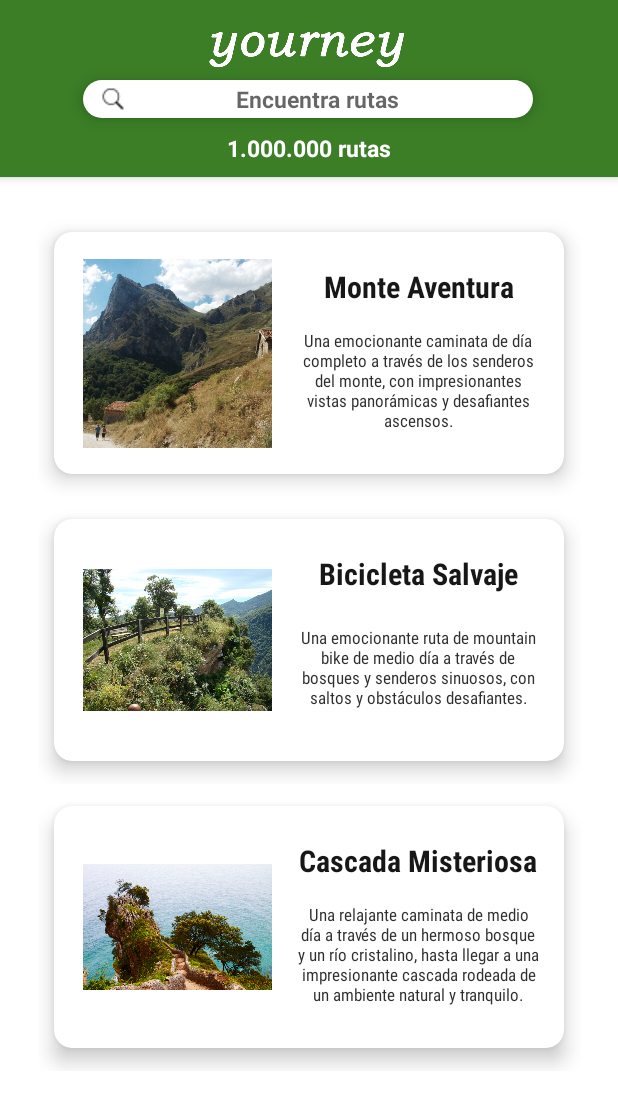
After one commit to anegda/Yourney, an Android app: the PublicRoutesActivity screen opened directly, with no data from a screen before it, on a phone screen of 412 x 824 dp. The commit adds this screen. Shown: the top 1107 px of the screen. Run offline under Robolectric (Android 15) with nearby library versions, the phone set to English and light mode, and no system bars.

Commit message:
actividad buscar rutas y sus layouts

```diff
--- /dev/null
+++ b/app/src/main/java/com/example/yourney/ElAdaptadorRecycler.java
@@ -0,0 +1,58 @@
+package com.example.yourney;
+
+import android.view.LayoutInflater;
+import android.view.View;
+import android.view.ViewGroup;
+
+import androidx.annotation.NonNull;
+import androidx.recyclerview.widget.RecyclerView;
+
+public class ElAdaptadorRecycler extends RecyclerView.Adapter<ElViewHolder> {
+    private String[] losnombres;
+    private String[] lasdescrpciones;
+    private int[] lasimagenes;
+    private boolean[] seleccionados;
+    private String User="";
+
+    /**
+     * El adaptador es el controlador del ViewHolder (RecyclerView)
+     **/
+
+    public ElAdaptadorRecycler (String[] nombres, int[] imagenes, String[] decripciones)
+    {
+        //constructora
+        losnombres=nombres;
+        lasimagenes=imagenes;
+        lasdescrpciones=decripciones;
+        seleccionados=new boolean[nombres.length];
+    }
+
+    @NonNull
+    /** implementacion (sobreescritura) de los metodos que son extendidos (interfaces) **/
+
+    @Override
+    /** Creacion del viewHolder **/
+    public ElViewHolder onCreateViewHolder(@NonNull ViewGroup parent, int viewType) {
+        /** Obtener el objeto ViewHolder*/
+        View elLayoutDeCadaItem= LayoutInflater.from(parent.getContext()).inflate(R.layout.item_layout_ruta,null);
+        ElViewHolder evh = new ElViewHolder(elLayoutDeCadaItem, User);
+
+        /** “Pasar” el atributo del adaptador al atributo del ViewHolder **/
+        evh.seleccion = seleccionados;
+        return evh;
+    }
+
+    @Override
+    /** metodo que coloca las imagenes en su posicion dentro del viewholder */
+    public void onBindViewHolder(@NonNull ElViewHolder holder, int position) {
+        holder.nombre.setText(losnombres[position]);
+        holder.descripcion.setText(lasdescrpciones[position]);
+        holder.laimagen.setImageResource(lasimagenes[position]);
+    }
+
+    @Override
+    /** getter del numero de items en el viewholder **/
+    public int getItemCount() {
+        return losnombres.length;
+    }
+}
--- /dev/null
+++ b/app/src/main/java/com/example/yourney/ElViewHolder.java
@@ -0,0 +1,41 @@
+package com.example.yourney;
+
+import android.view.View;
+import android.widget.ImageView;
+import android.widget.TextView;
+
+import androidx.annotation.NonNull;
+import androidx.recyclerview.widget.RecyclerView;
+
+public class ElViewHolder extends RecyclerView.ViewHolder {
+    public TextView nombre;
+    public TextView descripcion;
+
+    public ImageView laimagen;
+    String user;
+
+    /**
+     * Para gestionar la interacción del usuario.
+     * Hay que poder acceder a ese control de la selección desde
+     * la clase que extiende ViewHolder
+     **/
+    public boolean[] seleccion;
+
+    public ElViewHolder(@NonNull View itemView, String User) {
+        super(itemView);
+        nombre = itemView.findViewById(R.id.tvNombreRuta);
+        descripcion = itemView.findViewById(R.id.tvDescrRuta);
+        laimagen = itemView.findViewById(R.id.imagenRuta);
+        user = User;
+
+        /**listener del itemView para interraccionar con las imagenes al ser clickadas**/
+        itemView.setOnClickListener(new View.OnClickListener() {
+            @Override
+            public void onClick(View view) {
+
+            }
+        });
+
+    }
+
+}
--- a/app/src/main/java/com/example/yourney/LoginActivity.java
+++ b/app/src/main/java/com/example/yourney/LoginActivity.java
@@ -25,7 +25,7 @@ public class LoginActivity extends AppCompatActivity {
         editUser = findViewById(R.id.editUsuario);
 
     }
-    public void siguiente (View v){
+    public void login (View v){
 
         String pass = editPass.getText().toString();
         String user = editUser.getText().toString();
@@ -35,8 +35,8 @@ public class LoginActivity extends AppCompatActivity {
 
             // comprobar credenciales contra la bbdd
 
-            //Intent intent = new Intent(this, ALGO.class);
-            //startActivity(intent);
+            Intent intent = new Intent(this, PublicRoutesActivity.class);
+            startActivity(intent);
         }else{
             Toast.makeText(this, R.string.str9, Toast.LENGTH_LONG).show();
         }
--- /dev/null
+++ b/app/src/main/java/com/example/yourney/MainActivity.java
@@ -0,0 +1,44 @@
+package com.example.yourney;
+
+import androidx.appcompat.app.AppCompatActivity;
+import androidx.recyclerview.widget.LinearLayoutManager;
+import androidx.recyclerview.widget.RecyclerView;
+
+import android.os.Bundle;
+
+import java.util.ArrayList;
+
+public class MainActivity extends AppCompatActivity {
+
+    @Override
+    protected void onCreate(Bundle savedInstanceState) {
+        super.onCreate(savedInstanceState);
+        setContentView(R.layout.activity_main);
+
+        RecyclerView lalista= findViewById(R.id.elreciclerview);
+
+        //las imagenes deben ser cuadradas
+        String [] nombreImagenes = {"fotoruta","fotoruta2","fotoruta3"};
+
+        // unos 15 caracteres max
+        String [] nombreRutas = {"Monte Aventura","Bicicleta Salvaje","Cascada Misteriosa"};
+
+        // descripciones de unas 25 palabras (180 caracteres aprox)
+        String [] descrRutas = {"Una emocionante caminata de día completo a través de los senderos del monte, con impresionantes vistas panorámicas y desafiantes ascensos.",
+                "Una emocionante ruta de mountain bike de medio día a través de bosques y senderos sinuosos, con saltos y obstáculos desafiantes.",
+                "Una relajante caminata de medio día a través de un hermoso bosque y un río cristalino, hasta llegar a una impresionante cascada rodeada de un ambiente natural y tranquilo."};
+
+        ArrayList<Integer> imagenes = new ArrayList<Integer>();
+        for (String nombreImagen : nombreImagenes) {
+            int id = getResources().getIdentifier(nombreImagen, "drawable", getPackageName());
+            imagenes.add(id);
+        }
+
+        ElAdaptadorRecycler eladaptador = new ElAdaptadorRecycler(nombreRutas, imagenes.stream().mapToInt(i -> i).toArray(), descrRutas);
+        lalista.setAdapter(eladaptador);
+
+        /** definir el aspecto del RecyclerView --> horizontal, vertical, grid... **/
+        LinearLayoutManager elLayoutLineal= new LinearLayoutManager(this,LinearLayoutManager.VERTICAL,false);
+        lalista.setLayoutManager(elLayoutLineal);
+    }
+}
--- /dev/null
+++ b/app/src/main/java/com/example/yourney/PublicRoutesActivity.java
@@ -0,0 +1,46 @@
+package com.example.yourney;
+
+import androidx.appcompat.app.AppCompatActivity;
+import androidx.recyclerview.widget.LinearLayoutManager;
+import androidx.recyclerview.widget.RecyclerView;
+
+import android.os.Bundle;
+
+import java.util.ArrayList;
+
+public class PublicRoutesActivity extends AppCompatActivity {
+
+    @Override
+    protected void onCreate(Bundle savedInstanceState) {
+        super.onCreate(savedInstanceState);
+        setContentView(R.layout.activity_public_routes);
+
+
+        RecyclerView lalista= findViewById(R.id.elreciclerview);
+
+        //las imagenes deben ser cuadradas
+        String [] nombreImagenes = {"fotoruta","fotoruta2","fotoruta3"};
+
+        // unos 15 caracteres max
+        String [] nombreRutas = {"Monte Aventura","Bicicleta Salvaje","Cascada Misteriosa"};
+
+        // descripciones de unas 25 palabras (180 caracteres aprox)
+        String [] descrRutas = {"Una emocionante caminata de día completo a través de los senderos del monte, con impresionantes vistas panorámicas y desafiantes ascensos.",
+                "Una emocionante ruta de mountain bike de medio día a través de bosques y senderos sinuosos, con saltos y obstáculos desafiantes.",
+                "Una relajante caminata de medio día a través de un hermoso bosque y un río cristalino, hasta llegar a una impresionante cascada rodeada de un ambiente natural y tranquilo."};
+
+        ArrayList<Integer> imagenes = new ArrayList<Integer>();
+        for (String nombreImagen : nombreImagenes) {
+            int id = getResources().getIdentifier(nombreImagen, "drawable", getPackageName());
+            imagenes.add(id);
+        }
+
+        ElAdaptadorRecycler eladaptador = new ElAdaptadorRecycler(nombreRutas, imagenes.stream().mapToInt(i -> i).toArray(), descrRutas);
+        lalista.setAdapter(eladaptador);
+
+        /** definir el aspecto del RecyclerView --> horizontal, vertical, grid...*/
+        LinearLayoutManager elLayoutLineal= new LinearLayoutManager(this,LinearLayoutManager.VERTICAL,false);
+        lalista.setLayoutManager(elLayoutLineal);
+
+    }
+}
--- /dev/null
+++ b/app/src/main/res/drawable/edittext_rounded_background_opaco.xml
@@ -0,0 +1,6 @@
+<?xml version="1.0" encoding="utf-8"?>
+<shape xmlns:android="http://schemas.android.com/apk/res/android"
+    android:shape="rectangle">
+    <solid android:color="#ffffff" />
+    <corners android:radius="30dp" />
+</shape>
--- /dev/null
+++ b/app/src/main/res/layout/activity_main.xml
@@ -0,0 +1,38 @@
+<?xml version="1.0" encoding="utf-8"?>
+<LinearLayout xmlns:android="http://schemas.android.com/apk/res/android"
+    xmlns:app="http://schemas.android.com/apk/res-auto"
+    xmlns:tools="http://schemas.android.com/tools"
+    android:layout_width="match_parent"
+    android:layout_height="match_parent"
+    android:layout_gravity="center_horizontal"
+    android:orientation="vertical"
+    tools:context=".MainActivity">
+
+
+    <TextView
+        android:id="@+id/tvRutinasPers"
+        android:layout_width="342dp"
+        android:textSize="32sp"
+        android:layout_height="wrap_content"
+        android:layout_marginLeft="38dp"
+        android:layout_marginTop="38dp"
+        android:text="RUTAS" />
+
+    <TextView
+        android:id="@+id/tvDescrRutPers"
+        android:layout_width="313dp"
+        android:layout_height="wrap_content"
+        android:layout_marginLeft="38dp"
+        android:layout_marginTop="10dp"
+        android:text="blablablablablablablablablablablablablablablablablablablablablablablablablablablablablabla" />
+
+    <androidx.recyclerview.widget.RecyclerView
+        android:id="@+id/elreciclerview"
+        android:layout_width="wrap_content"
+        android:layout_gravity="center"
+        android:layout_height="wrap_content"
+        android:layout_margin="10pt"
+        android:clipToPadding="true"
+        android:scrollbars="vertical"/>
+
+</LinearLayout>
--- /dev/null
+++ b/app/src/main/res/layout/activity_public_routes.xml
@@ -0,0 +1,78 @@
+<?xml version="1.0" encoding="utf-8"?>
+<androidx.constraintlayout.widget.ConstraintLayout xmlns:android="http://schemas.android.com/apk/res/android"
+    xmlns:tools="http://schemas.android.com/tools"
+    android:layout_width="match_parent"
+    android:layout_height="match_parent"
+    xmlns:app="http://schemas.android.com/apk/res-auto"
+    android:background="@android:color/white">
+
+    <View
+        android:id="@+id/green_rectangle"
+        android:layout_width="0dp"
+        android:layout_height="118dp"
+        android:background="#3B7E26"
+        android:elevation="4dp"
+        app:layout_constraintTop_toTopOf="parent"
+        app:layout_constraintStart_toStartOf="parent"
+        app:layout_constraintEnd_toEndOf="parent"/>
+
+    <EditText
+        android:id="@+id/edit_text"
+        android:layout_width="300dp"
+        android:layout_height="25dp"
+        android:layout_marginTop="8dp"
+        android:background="@drawable/edittext_rounded_background_opaco"
+        android:drawableLeft="@drawable/lupa2"
+        android:elevation="6dp"
+        android:gravity="center"
+        android:hint="Encuentra rutas    "
+        android:inputType="text"
+        android:maxLines="1"
+        android:paddingLeft="12dp"
+        android:textSize="15sp"
+        android:textStyle="bold"
+        app:layout_constraintEnd_toEndOf="parent"
+        app:layout_constraintHorizontal_bias="0.495"
+        app:layout_constraintStart_toStartOf="parent"
+        app:layout_constraintTop_toBottomOf="@+id/imageView" />
+
+    <ImageView
+        android:id="@+id/imageView"
+        android:layout_width="178dp"
+        android:layout_height="25dp"
+        android:layout_marginTop="20dp"
+        android:elevation="6dp"
+        app:layout_constraintEnd_toEndOf="@+id/green_rectangle"
+        app:layout_constraintHorizontal_bias="0.497"
+        app:layout_constraintStart_toStartOf="@+id/green_rectangle"
+        app:layout_constraintTop_toTopOf="@+id/green_rectangle"
+        app:srcCompat="@drawable/yourblnaco" />
+
+    <androidx.recyclerview.widget.RecyclerView
+        android:id="@+id/elreciclerview"
+        android:layout_width="wrap_content"
+        android:layout_height="wrap_content"
+        android:layout_gravity="center"
+        android:layout_margin="10pt"
+        android:layout_marginTop="20dp"
+        android:clipToPadding="true"
+        android:scrollbars="vertical"
+        app:layout_constraintEnd_toEndOf="parent"
+        app:layout_constraintStart_toStartOf="parent"
+        app:layout_constraintTop_toBottomOf="@+id/green_rectangle" />
+
+    <TextView
+        android:id="@+id/textView2"
+        android:layout_width="wrap_content"
+        android:layout_height="wrap_content"
+        android:layout_marginTop="9dp"
+        android:elevation="6dp"
+        android:text="1.000.000 rutas"
+        android:textColor="#ffffff"
+        android:textSize="15sp"
+        android:textStyle="bold"
+        app:layout_constraintEnd_toEndOf="parent"
+        app:layout_constraintStart_toStartOf="parent"
+        app:layout_constraintTop_toBottomOf="@+id/edit_text" />
+
+</androidx.constraintlayout.widget.ConstraintLayout>
--- /dev/null
+++ b/app/src/main/res/layout/item_layout_ruta.xml
@@ -0,0 +1,80 @@
+<?xml version="1.0" encoding="utf-8"?>
+<androidx.constraintlayout.widget.ConstraintLayout xmlns:android="http://schemas.android.com/apk/res/android"
+    xmlns:app="http://schemas.android.com/apk/res-auto"
+    xmlns:tools="http://schemas.android.com/tools"
+    android:layout_width="match_parent"
+    android:layout_height="match_parent"
+    android:background="#00FFFFFF">
+
+    <androidx.cardview.widget.CardView
+        android:layout_width="362dp"
+        android:layout_height="191dp"
+        app:cardBackgroundColor="#00FF6800"
+        app:cardCornerRadius="0dp"
+        app:cardElevation="0dp"
+        app:layout_constraintBottom_toBottomOf="parent"
+        app:layout_constraintEnd_toEndOf="parent"
+        app:layout_constraintStart_toStartOf="parent"
+        app:layout_constraintTop_toTopOf="parent">
+
+        <androidx.cardview.widget.CardView
+            android:layout_width="340dp"
+            android:layout_height="wrap_content"
+            android:layout_gravity="center"
+            app:cardCornerRadius="12dp"
+            app:cardElevation="8dp">
+
+            <androidx.constraintlayout.widget.ConstraintLayout
+                android:id="@+id/linearLayout"
+                android:layout_width="match_parent"
+                android:layout_height="161dp"
+                android:gravity="center"
+                android:orientation="vertical"
+                android:padding="15dp">
+
+                <ImageView
+                    android:id="@+id/imagenRuta"
+                    android:layout_width="126dp"
+                    android:layout_height="129dp"
+                    android:layout_marginStart="4dp"
+                    app:layout_constraintBottom_toBottomOf="parent"
+                    app:layout_constraintStart_toStartOf="parent"
+                    app:layout_constraintTop_toTopOf="parent"
+                    app:srcCompat="@drawable/fotoruta" />
+
+                <TextView
+                    android:id="@+id/tvNombreRuta"
+                    style="@style/f_gO_m_b"
+                    android:layout_width="163dp"
+                    android:layout_height="34dp"
+                    android:layout_marginTop="4dp"
+                    android:gravity="center"
+                    android:text="Nombre de la ruta"
+                    app:flow_horizontalAlign="center"
+                    app:flow_verticalAlign="center"
+                    app:layout_constraintEnd_toEndOf="parent"
+                    app:layout_constraintHorizontal_bias="1.0"
+                    app:layout_constraintStart_toEndOf="@+id/imagenRuta"
+                    app:layout_constraintTop_toTopOf="parent" />
+
+                <TextView
+                    android:id="@+id/tvDescrRuta"
+                    style="@style/f_gc_s"
+                    android:layout_width="163dp"
+                    android:layout_height="91dp"
+                    android:gravity="center"
+                    android:text="Lorem ipsum dolor sit amet, consectetur adipiscing elit, sed do eiusmod tempor incididunt ut labore et dolore magna aliqua. Ut enim ad minim veniam, quis nostrud exercitation ullamco laboris nisi"
+                    app:flow_horizontalAlign="center"
+                    app:flow_verticalAlign="center"
+                    app:layout_constraintBottom_toBottomOf="parent"
+                    app:layout_constraintEnd_toEndOf="parent"
+                    app:layout_constraintHorizontal_bias="1.0"
+                    app:layout_constraintStart_toEndOf="@+id/imagenRuta"
+                    app:layout_constraintTop_toBottomOf="@+id/tvNombreRuta"
+                    app:layout_constraintVertical_bias="0.0" />
+
+            </androidx.constraintlayout.widget.ConstraintLayout>
+        </androidx.cardview.widget.CardView>
+
+    </androidx.cardview.widget.CardView>
+</androidx.constraintlayout.widget.ConstraintLayout>
--- a/app/src/main/res/values/styles.xml
+++ b/app/src/main/res/values/styles.xml
@@ -15,5 +15,30 @@
         <item name="android:textStyle">bold</item>
     </style>
 
+    <style name="f_gO_m_b">
+        <item name="android:fontFamily">sans-serif-condensed</item>
+        <item name="android:textColor">#171717</item>
+        <item name="android:textSize">20dp</item>
+        <item name="android:textStyle">bold</item>
+    </style>
+
+    <style name="f_gc_s">
+        <item name="android:fontFamily">sans-serif-condensed</item>
+        <item name="android:textColor">#2E2E2E</item>
+        <item name="android:textSize">11dp</item>
+    </style>
+
+    <style name="f_gc_s_b">
+        <item name="android:fontFamily">sans-serif-condensed</item>
+        <item name="android:textColor">#2E2E2E</item>
+        <item name="android:textSize">11dp</item>
+        <item name="android:textStyle">bold</item>
+    </style>
+
+    <style name="HintTextStyle">
+        <item name="android:textColor">#2E2E2E</item>
+        <item name="android:textStyle">bold</item>
+    </style>
+
 
 </resources>
```
Also changed, not shown: app/src/main/AndroidManifest.xml (+7 -4 lines), app/src/main/res/drawable/buscar.png (added), app/src/main/res/drawable/fotoruta.jpg (added), app/src/main/res/drawable/fotoruta2.jpg (added), app/src/main/res/drawable/fotoruta3.jpg (added), app/src/main/res/drawable/lupa.png (added), app/src/main/res/drawable/lupa2.png (added).
